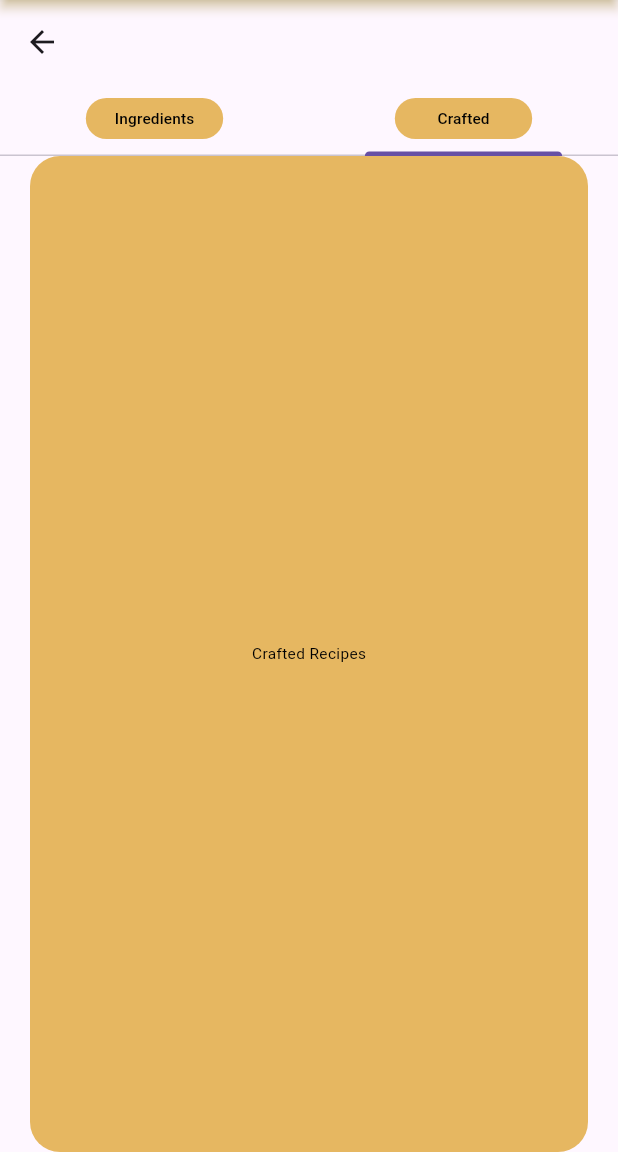
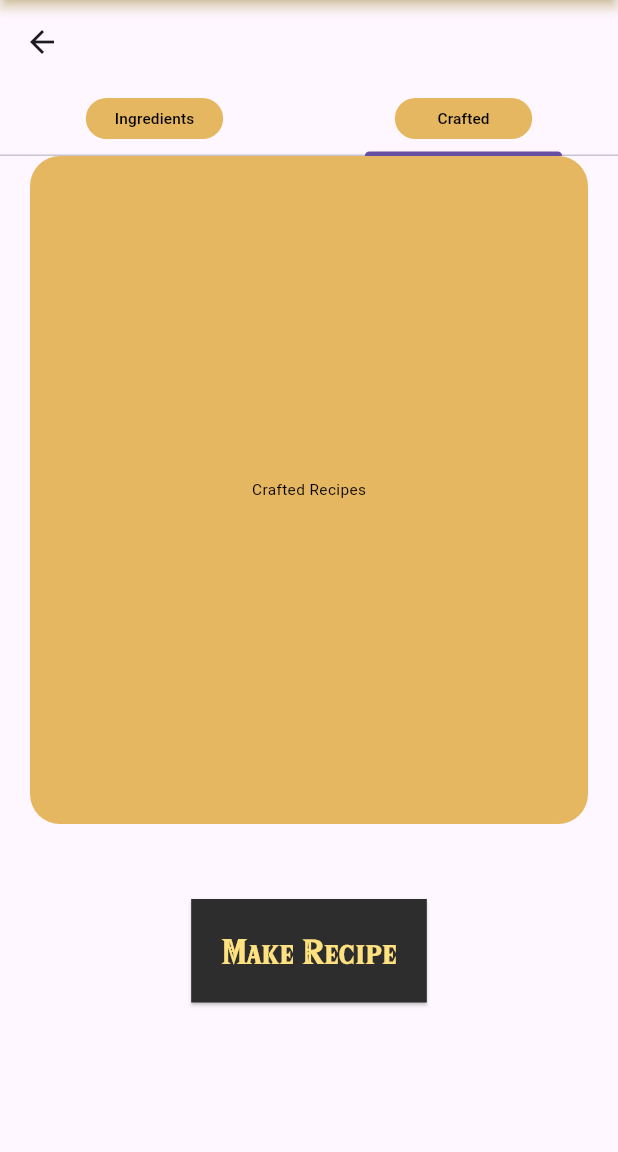
Before and after one commit to JoanDamia/ProjecteMobils, a Flutter app: the RecipesScreen screen opened by its route, tab 2 chosen, on a phone screen of 412 x 824 dp, the part 84-1236 px from its top. Run offline on Flutter 3.47's test engine with Material 3 defaults, Android fonts, the phone set to English and light mode, and no system bars; our stand-ins replace file_picker; missing offline and left inert: dart:html; network calls fail; project files that could hold a hidden picture were left out.

Commit message:
Make Recipe Button & Screen adjustment

```diff
--- a/jma_app_project/lib/screens/recipes_screen.dart
+++ b/jma_app_project/lib/screens/recipes_screen.dart
@@ -23,7 +23,31 @@ class RecipesScreen extends StatelessWidget {
         centerTitle: true,
         leading: const HomeButton(),
       ),
-      body: const RecipesTabBar(),
+      body:Column(
+        children: [
+          SizedBox(
+            height: screenSize.height / 1.5,
+            child: const RecipesTabBar(),
+          ),
+          SizedBox(height: 50,),
+          ElevatedButton(
+            style: ElevatedButton.styleFrom(
+                  minimumSize: Size(screenSize.width / 20 ,screenSize.height / 15),
+                  shape:BeveledRectangleBorder(),
+                  padding: EdgeInsets.all(20),
+                  backgroundColor: const Color.fromARGB(255, 46, 45, 45),
+                  foregroundColor: const Color.fromARGB(255, 255, 225, 127),
+                  shadowColor: Colors.black,
+                ),
+            onPressed: (){},
+            child:  Text(
+              "Make Recipe",
+              style: TextStyle(fontSize: screenSize.width / 20,
+              fontFamily: 'Zelda'),
+              ),
+            )
+        ],
+      ),
     );
   }
 }
```
